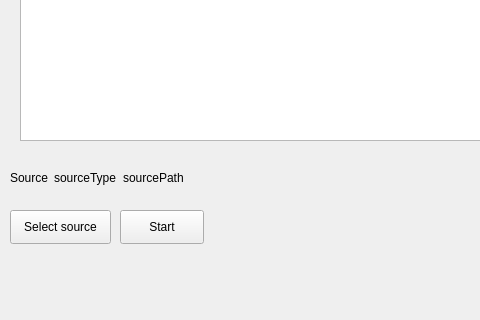
The window that client/mainwindow.ui (nikedlab/CrazyScanner) describes before a commit, drawn with Qt 5; both pictures show x 0 to 480 and y 280 to 600 of the 800 by 600 pixel window.
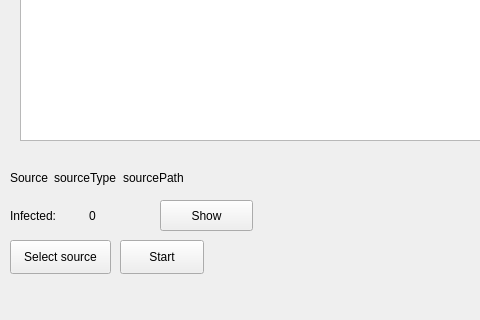
The same window after the commit.

```diff
--- a/client/mainwindow.ui
+++ b/client/mainwindow.ui
@@ -18,7 +18,7 @@
     <property name="geometry">
      <rect>
       <x>10</x>
-      <y>490</y>
+      <y>520</y>
       <width>101</width>
       <height>34</height>
      </rect>
@@ -85,7 +85,7 @@
     <property name="geometry">
      <rect>
       <x>120</x>
-      <y>490</y>
+      <y>520</y>
       <width>84</width>
       <height>34</height>
      </rect>
@@ -117,6 +117,53 @@
      </rect>
     </property>
    </widget>
+   <widget class="QWidget" name="horizontalLayoutWidget_2">
+    <property name="geometry">
+     <rect>
+      <x>10</x>
+      <y>480</y>
+      <width>151</width>
+      <height>31</height>
+     </rect>
+    </property>
+    <layout class="QHBoxLayout" name="infectedInfoBlock">
+     <item>
+      <widget class="QLabel" name="infectedCountLabel">
+       <property name="text">
+        <string>Infected: </string>
+       </property>
+      </widget>
+     </item>
+     <item>
+      <widget class="QLabel" name="infectedCount">
+       <property name="text">
+        <string>0</string>
+       </property>
+      </widget>
+     </item>
+    </layout>
+   </widget>
+   <widget class="QPushButton" name="btnShowViruses">
+    <property name="geometry">
+     <rect>
+      <x>160</x>
+      <y>480</y>
+      <width>93</width>
+      <height>31</height>
+     </rect>
+    </property>
+    <property name="text">
+     <string>Show</string>
+    </property>
+   </widget>
+   <zorder>pushButton</zorder>
+   <zorder>horizontalLayoutWidget</zorder>
+   <zorder>startScan</zorder>
+   <zorder>progressBar</zorder>
+   <zorder>tableWidget</zorder>
+   <zorder>sourcePath</zorder>
+   <zorder>horizontalLayoutWidget_2</zorder>
+   <zorder>btnShowViruses</zorder>
   </widget>
   <widget class="QMenuBar" name="menubar">
    <property name="geometry">
```
Left out of the diff: 2 changed lines with no effect on the pictures.
